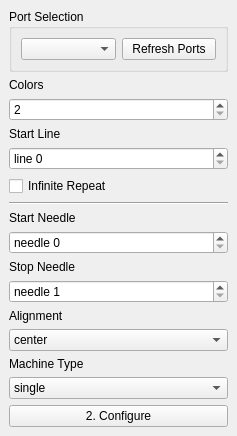
Before: the Qt Designer form software/python/ayab/plugins/ayab_plugin/ayab_options.ui in AllYarnsAreBeautiful/ayab-desktop, drawn with Qt 5.
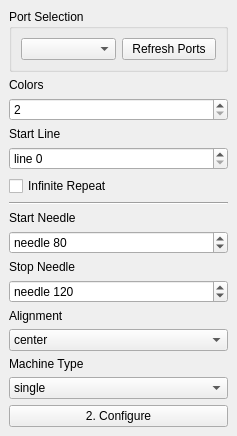
After: the same form once the commit is applied.

Commit message: set default start stop needle to 80 and 120

```diff
--- a/software/python/ayab/plugins/ayab_plugin/ayab_options.ui
+++ b/software/python/ayab/plugins/ayab_plugin/ayab_options.ui
@@ -112,6 +112,9 @@
       <property name="maximum">
        <number>198</number>
       </property>
+      <property name="value">
+       <number>80</number>
+      </property>
      </widget>
     </item>
     <item>
@@ -135,6 +138,9 @@
       <property name="maximum">
        <number>199</number>
       </property>
+      <property name="value">
+       <number>120</number>
+      </property>
      </widget>
     </item>
     <item>
```
The commit also changes 1 other file.
